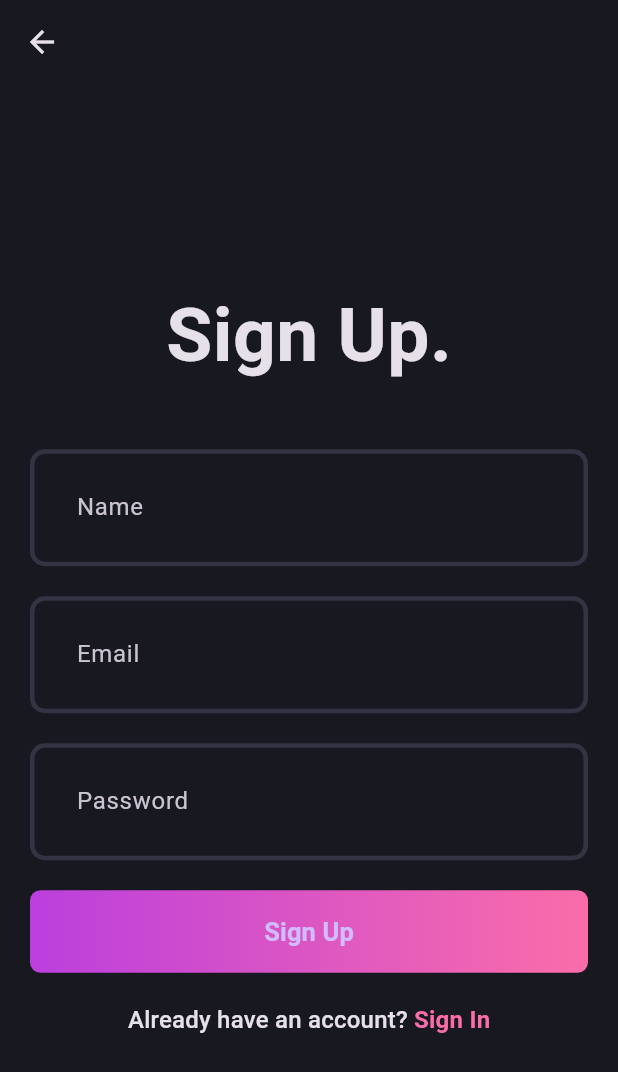
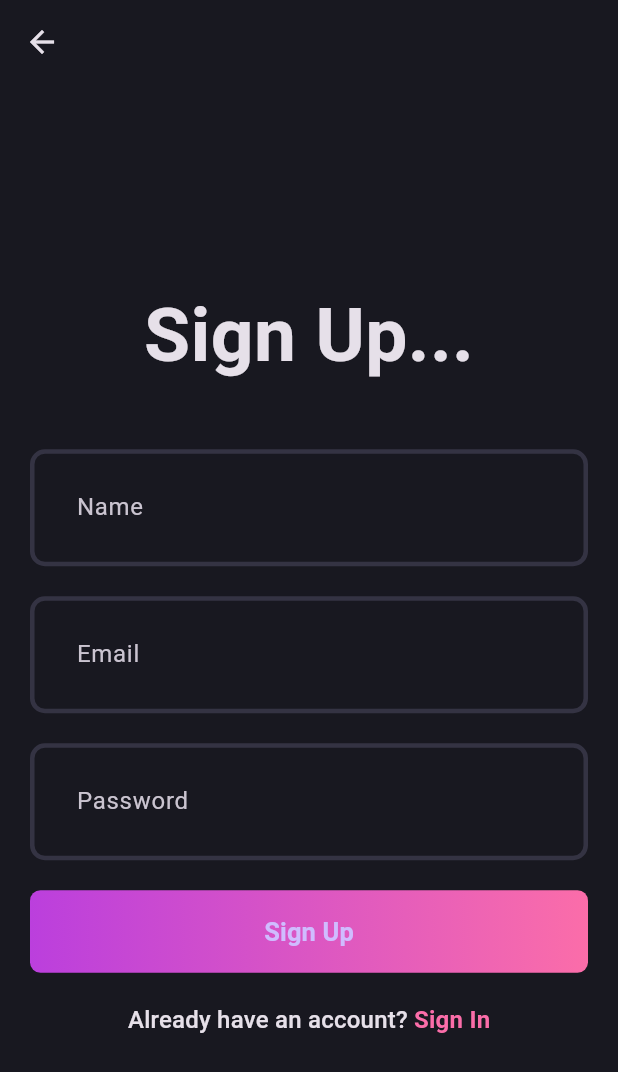
Before and after one commit to Krishna311203/blog_application_flutter, a Flutter app: the screen it shows after launch, after a tap on an icon or button, on a phone screen of 412 x 824 dp. Shown: the top 1072 px of the screen. Run offline on Flutter 3.47's test engine with Material 3 defaults, Android fonts, the phone set to English and light mode, and no system bars; our stand-ins replace fpdart, supabase_flutter; accounts and stored records are empty.

Commit message:
login page UI fix

```diff
--- a/lib/features/auth/presentation/pages/signin_page.dart
+++ b/lib/features/auth/presentation/pages/signin_page.dart
@@ -37,7 +37,7 @@ class _SignInPageState extends State<SignInPage> {
             crossAxisAlignment: CrossAxisAlignment.center,
             children: [
               const Text(
-                "Sign In.",
+                "Sign In...",
                 style: TextStyle(
                   fontSize: 50,
                   fontWeight: FontWeight.bold,
--- a/lib/features/auth/presentation/pages/signup_page.dart
+++ b/lib/features/auth/presentation/pages/signup_page.dart
@@ -38,7 +38,7 @@ class _SignUpPageState extends State<SignUpPage> {
             crossAxisAlignment: CrossAxisAlignment.center,
             children: [
               const Text(
-                "Sign Up.",
+                "Sign Up...",
                 style: TextStyle(
                   fontSize: 50,
                   fontWeight: FontWeight.bold,
```
